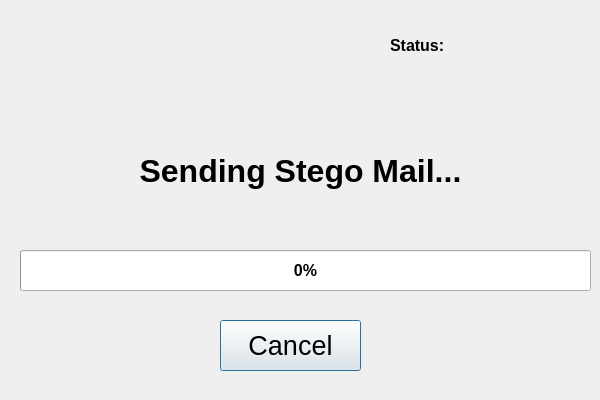
Qt form UI_Files/Send Email.ui (StegoMailo/Desktop-App) before a commit.
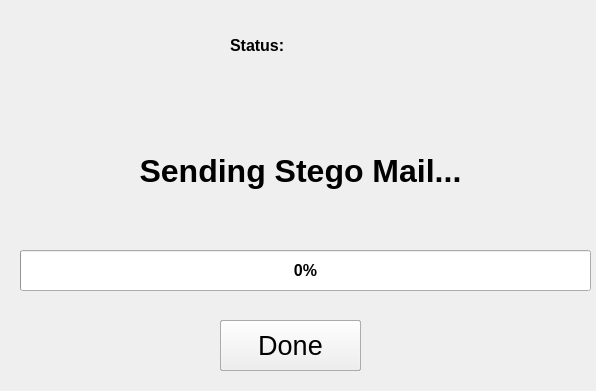
The same form after that commit.

```diff
--- a/UI_Files/Send Email.ui
+++ b/UI_Files/Send Email.ui
@@ -6,8 +6,8 @@
    <rect>
     <x>0</x>
     <y>0</y>
-    <width>600</width>
-    <height>400</height>
+    <width>596</width>
+    <height>391</height>
    </rect>
   </property>
   <property name="font">
@@ -82,9 +82,9 @@
   <widget class="QLabel" name="txtStatus">
    <property name="geometry">
     <rect>
-     <x>390</x>
+     <x>230</x>
      <y>30</y>
-     <width>201</width>
+     <width>361</width>
      <height>31</height>
     </rect>
    </property>
@@ -99,6 +99,24 @@
     <string>Status:</string>
    </property>
   </widget>
+  <widget class="QPushButton" name="btnDone">
+   <property name="geometry">
+    <rect>
+     <x>220</x>
+     <y>320</y>
+     <width>141</width>
+     <height>51</height>
+    </rect>
+   </property>
+   <property name="font">
+    <font>
+     <pointsize>20</pointsize>
+    </font>
+   </property>
+   <property name="text">
+    <string>Done</string>
+   </property>
+  </widget>
  </widget>
  <resources/>
  <connections/>
```
